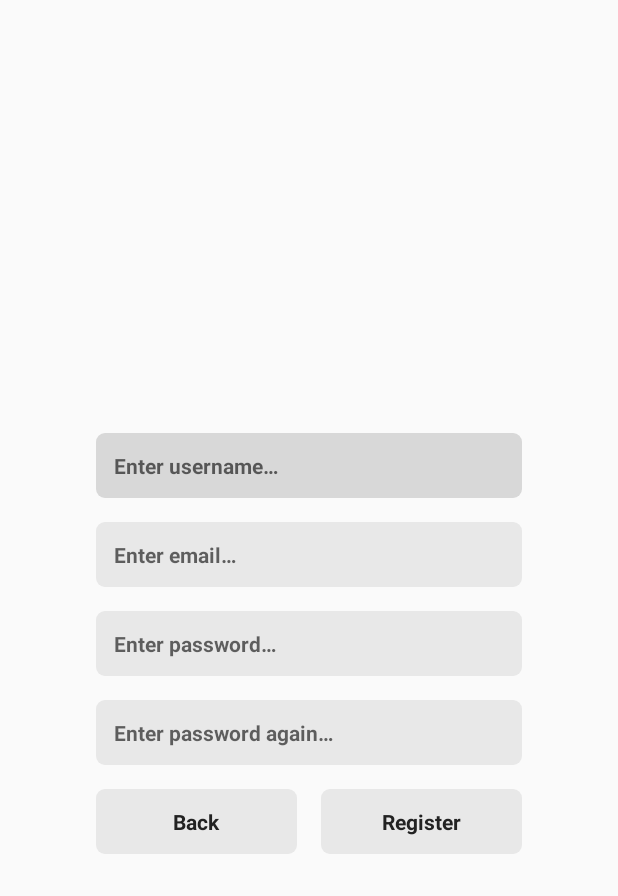
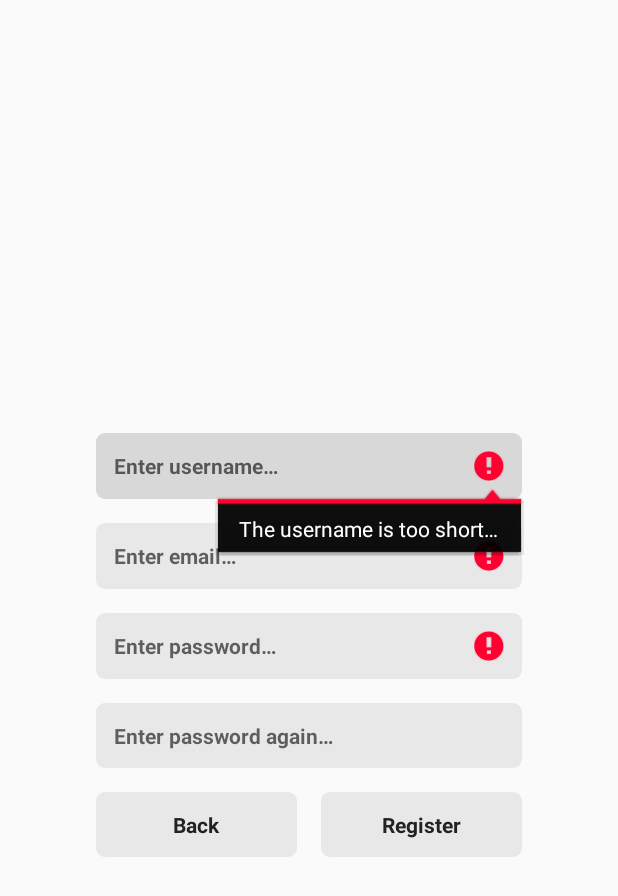
Before and after one commit to Parslie/outstanding-app, an Android app: the RegisterActivity screen opened directly, with no data from a screen before it, after a tap on "Register", on a phone screen of 412 x 824 dp. Shown: the top 896 px of the screen. Run offline under Robolectric (Android 15) with nearby library versions, the phone set to English and light mode, and no system bars; our stand-ins replace Volley.

Commit message:
NEW: add new error messages on login/register click

```diff
--- a/app/src/main/java/com/vikho305/isaho220/outstanding/activity/RegisterActivity.java
+++ b/app/src/main/java/com/vikho305/isaho220/outstanding/activity/RegisterActivity.java
@@ -50,16 +50,32 @@ public class RegisterActivity extends AuthorizedActivity {
             @Override
             public void onClick(View v) {
                 String username = usernameInput.getText().toString();
+                String email = emailInput.getText().toString();
                 String password = passwordInput.getText().toString();
                 String passwordConfirmation = passwordConfirmationInput.getText().toString();
-                String email = emailInput.getText().toString();
 
-                if (!password.equals(passwordConfirmation))
-                    Toast.makeText(getApplicationContext(), getResources().getString(R.string.generic_error), Toast.LENGTH_SHORT).show();
-                else if (!email.isEmpty() && !username.isEmpty() && !password.isEmpty())
+                boolean usernameSufficient = username.length() >= getResources().getInteger(R.integer.min_username_length);
+                boolean emailSufficient = email.length() >= getResources().getInteger(R.integer.min_email_length);
+                boolean passwordSufficient = password.length() >= getResources().getInteger(R.integer.min_password_length);
+                boolean passwordsMatching = password.equals(passwordConfirmation);
+
+                if (usernameSufficient && emailSufficient && passwordSufficient && passwordsMatching) {
                     register();
-                else
-                    Toast.makeText(getApplicationContext(), getResources().getString(R.string.generic_error), Toast.LENGTH_SHORT).show();
+                }
+                else {
+                    if (!usernameSufficient) {
+                        usernameInput.setError(getResources().getString(R.string.username_length_error));
+                    }
+                    if (!emailSufficient) {
+                        emailInput.setError(getResources().getString(R.string.email_length_error));
+                    }
+                    if (!passwordSufficient) {
+                        passwordInput.setError(getResources().getString(R.string.password_length_error));
+                    }
+                    else if (!passwordsMatching) {
+                        passwordConfirmationInput.setError(getResources().getString(R.string.password_match_error));
+                    }
+                }
             }
         });
     }
--- /dev/null
+++ b/app/src/main/res/values/numbers.xml
@@ -0,0 +1,6 @@
+<?xml version="1.0" encoding="utf-8"?>
+<resources>
+    <integer name="min_username_length">1</integer>
+    <integer name="min_email_length">5</integer>
+    <integer name="min_password_length">5</integer>
+</resources>
--- a/app/src/main/res/values/strings.xml
+++ b/app/src/main/res/values/strings.xml
@@ -7,6 +7,12 @@
     <string name="password_again_hint">Enter password again…</string>
     <string name="email_hint">Enter email…</string>
     <string name="profile_description_hint">Enter description here…</string>
+
+    <!-- INPUT ERRORS -->
+    <string name="username_length_error">The username is too short…</string>
+    <string name="email_length_error">The email is too short…</string>
+    <string name="password_length_error">The password is too short…</string>
+    <string name="password_match_error">The passwords do not match…</string>
 
     <!-- MISC -->
     <string name="description_length">%d / %d</string>
```
Also changed, not shown: app/src/main/java/com/vikho305/isaho220/outstanding/activity/LoginActivity.java (+15 -3 lines).
